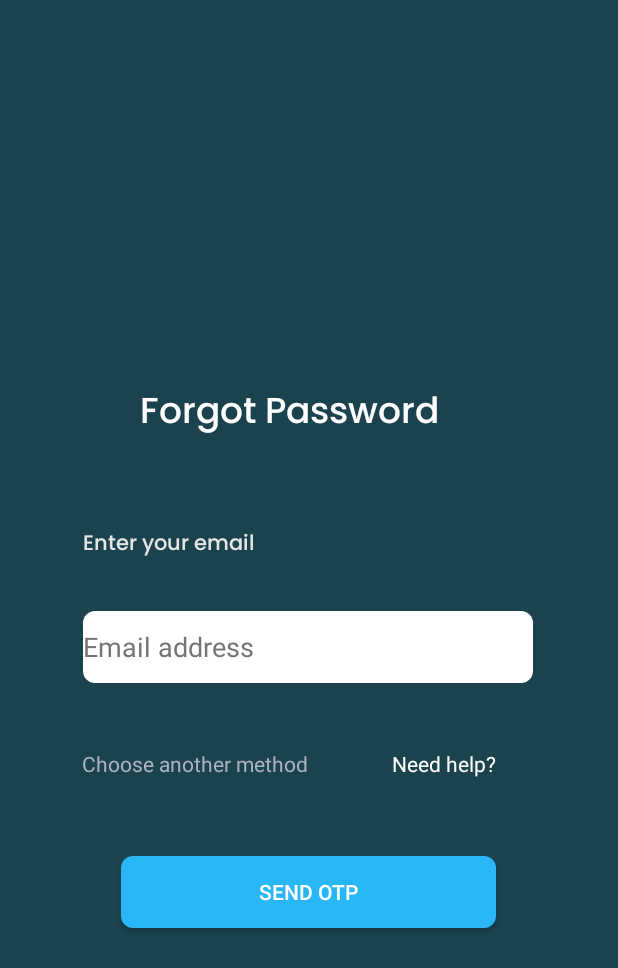
After one commit to aidil576/UnbrokeBudgetApp, an Android app: the ForgotPassActivity screen opened directly, with no data from a screen before it, on a phone screen of 412 x 824 dp. The commit adds this screen. Shown: the top 968 px of the screen. Run offline under Robolectric (Android 15) with nearby library versions, the phone set to English and light mode, and no system bars.

Commit message:
Forgot Pass

```diff
--- a/app/src/main/AndroidManifest.xml
+++ b/app/src/main/AndroidManifest.xml
@@ -12,6 +12,14 @@
         android:supportsRtl="true"
         android:theme="@style/Theme.UnBrokeBudgetApplication"
         tools:targetApi="31">
+        <activity
+            android:name=".ForgotPassActivity"
+            android:exported="false">
+            <meta-data
+                android:name="android.app.lib_name"
+                android:value="" />
+        </activity>
+
         <meta-data
             android:name="com.google.android.actions"
             android:resource="@xml/corner_rect" />
--- /dev/null
+++ b/app/src/main/java/com/example/unbrokebudgetapplication/ForgotPassActivity.java
@@ -0,0 +1,14 @@
+package com.example.unbrokebudgetapplication;
+
+import androidx.appcompat.app.AppCompatActivity;
+
+import android.os.Bundle;
+
+public class ForgotPassActivity extends AppCompatActivity {
+
+    @Override
+    protected void onCreate(Bundle savedInstanceState) {
+        super.onCreate(savedInstanceState);
+        setContentView(R.layout.activity_forgot_pass);
+    }
+}
--- /dev/null
+++ b/app/src/main/res/layout/activity_forgot_pass.xml
@@ -0,0 +1,89 @@
+<?xml version="1.0" encoding="utf-8"?>
+<androidx.constraintlayout.widget.ConstraintLayout xmlns:android="http://schemas.android.com/apk/res/android"
+    xmlns:app="http://schemas.android.com/apk/res-auto"
+    xmlns:tools="http://schemas.android.com/tools"
+    android:layout_width="match_parent"
+    android:layout_height="match_parent"
+    android:background="#1A434E"
+    tools:context=".ForgotPassActivity">
+
+
+    <TextView
+        android:id="@+id/TVFrogotPass"
+        android:layout_width="225dp"
+        android:layout_height="55dp"
+        android:layout_marginTop="256dp"
+        android:fontFamily="@font/poppins_medium"
+        android:text="@string/forgotPass"
+        android:textColor="#FFFFFF"
+        android:textSize="24sp"
+        app:layout_constraintEnd_toEndOf="parent"
+        app:layout_constraintStart_toStartOf="parent"
+        app:layout_constraintTop_toTopOf="parent" />
+
+    <EditText
+        android:id="@+id/ETEnterEmail"
+        android:layout_width="300dp"
+        android:layout_height="48dp"
+        android:layout_marginTop="32dp"
+        android:background="@xml/corner_rect"
+        android:ems="10"
+        android:hint="@string/emailadd"
+        android:inputType="textEmailAddress"
+        android:textColorHint="#757575"
+        app:layout_constraintEnd_toEndOf="parent"
+        app:layout_constraintHorizontal_bias="0.495"
+        app:layout_constraintStart_toStartOf="parent"
+        app:layout_constraintTop_toBottomOf="@+id/TVEnterEmail" />
+
+    <TextView
+        android:id="@+id/TVOtherMethod"
+        android:layout_width="wrap_content"
+        android:layout_height="wrap_content"
+        android:layout_marginTop="44dp"
+        android:text="@string/othermethod"
+        android:textColor="#ACB3BF"
+        app:layout_constraintEnd_toEndOf="parent"
+        app:layout_constraintHorizontal_bias="0.21"
+        app:layout_constraintStart_toStartOf="parent"
+        app:layout_constraintTop_toBottomOf="@+id/ETEnterEmail" />
+
+    <Button
+        android:id="@+id/BtnSendOtp"
+        android:layout_width="250dp"
+        android:layout_height="wrap_content"
+        android:layout_marginTop="52dp"
+        android:background="@xml/corner_rect"
+        android:backgroundTint="#29B6F6"
+        android:text="@string/otp"
+        android:textColor="#FFFFFF"
+        app:layout_constraintEnd_toEndOf="parent"
+        app:layout_constraintHorizontal_bias="0.496"
+        app:layout_constraintStart_toStartOf="parent"
+        app:layout_constraintTop_toBottomOf="@+id/TVOtherMethod" />
+
+    <TextView
+        android:id="@+id/TVEnterEmail"
+        android:layout_width="wrap_content"
+        android:layout_height="wrap_content"
+        android:layout_marginTop="40dp"
+        android:fontFamily="@font/poppins_medium"
+        android:text="@string/enteremail"
+        android:textColor="#E5E5E5"
+        app:layout_constraintEnd_toEndOf="parent"
+        app:layout_constraintHorizontal_bias="0.185"
+        app:layout_constraintStart_toStartOf="parent"
+        app:layout_constraintTop_toBottomOf="@+id/TVFrogotPass" />
+
+    <TextView
+        android:id="@+id/TVHelp"
+        android:layout_width="wrap_content"
+        android:layout_height="wrap_content"
+        android:layout_marginStart="56dp"
+        android:layout_marginTop="44dp"
+        android:text="@string/help"
+        android:textColor="#FFFFFF"
+        app:layout_constraintStart_toEndOf="@+id/TVOtherMethod"
+        app:layout_constraintTop_toBottomOf="@+id/ETEnterEmail" />
+
+</androidx.constraintlayout.widget.ConstraintLayout>
--- a/app/src/main/res/values/strings.xml
+++ b/app/src/main/res/values/strings.xml
@@ -16,8 +16,10 @@
     <string name="welcome">Welcome</string>
     <string name="welcomedesc">Login to unBroke</string>
     <string name="email">Email</string>
+    <string name="emailadd">Email address</string>
     <string name="password">Password</string>
     <string name="forgotpass">Forgot Password?</string>
+    <string name="forgotPass">Forgot Password</string>
     <string name="login">Login</string>
     <string name="noacc">Dont have account?</string>
     <string name="createacc">Create Now!</string>
@@ -26,4 +28,8 @@
     <string name="username">Username</string>
     <string name="mobilenum">Mobile Number</string>
     <string name="hasacc">Already have account?</string>
+    <string name="enteremail">Enter your email</string>
+    <string name="othermethod">Choose another method</string>
+    <string name="help">Need help?</string>
+    <string name="otp">Send OTP</string>
 </resources>
```
